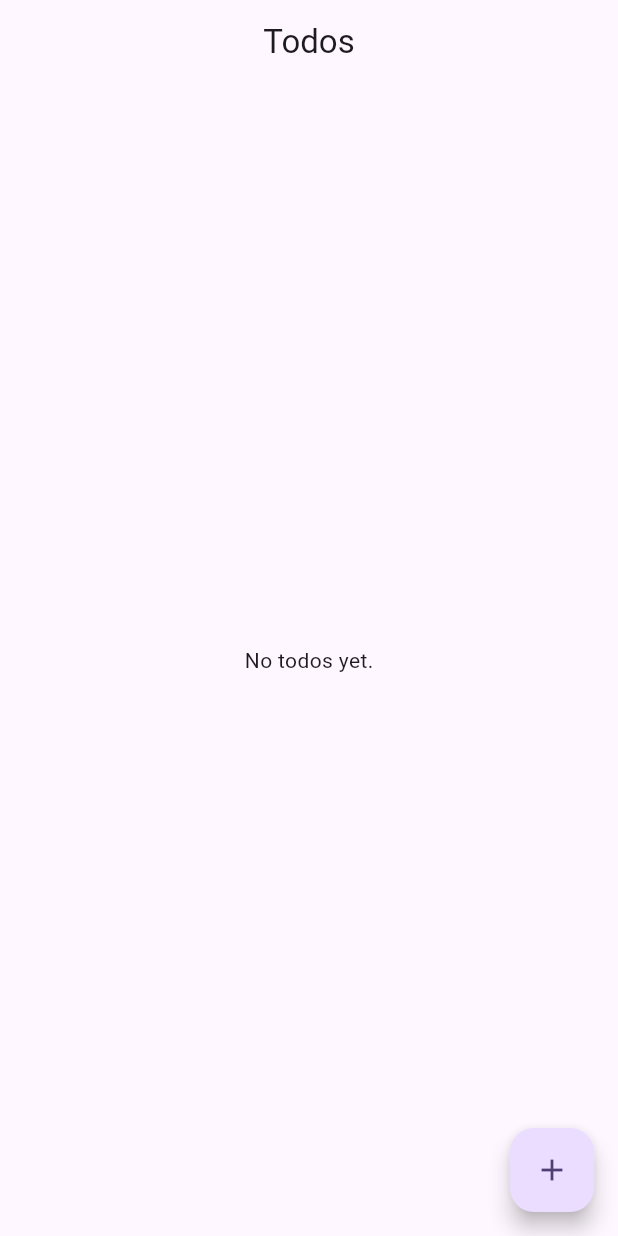
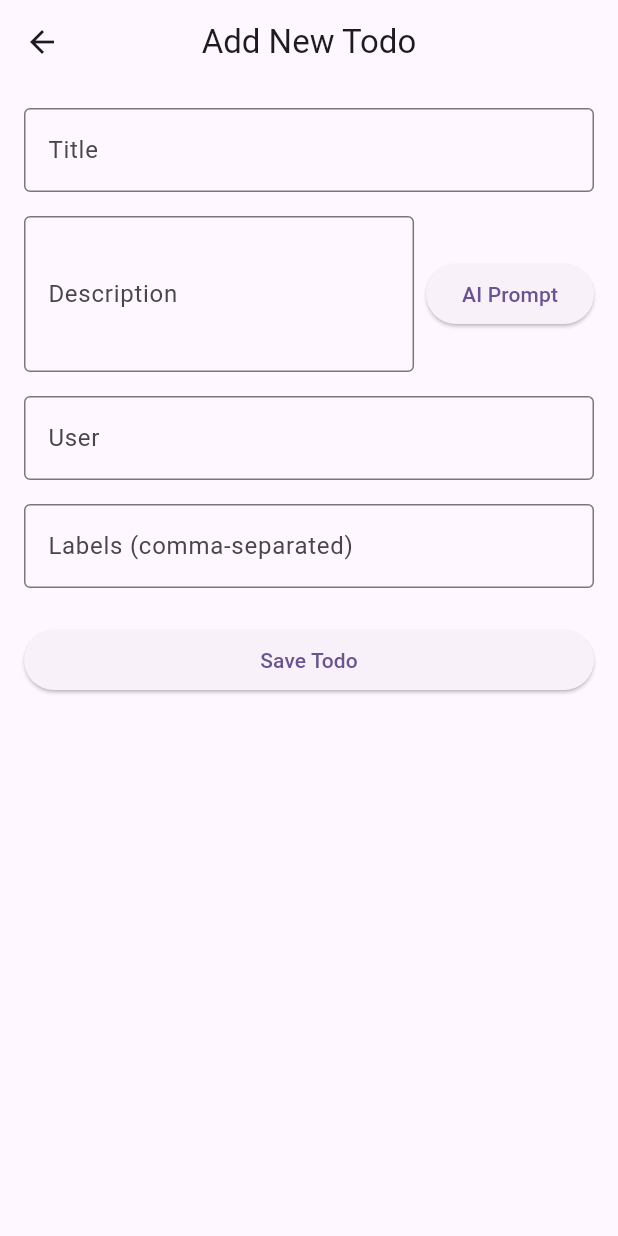
Before and after one commit to juanpipereira/clear_tasks, a Flutter app: the screen it shows after launch, after a tap on the "add" icon, on a phone screen of 412 x 824 dp. Run offline on Flutter 3.47's test engine with Material 3 defaults, Android fonts, the phone set to English and light mode, and no system bars; our stand-ins replace flutter_riverpod, hive, hive_flutter, riverpod_annotation; accounts and stored records are empty; generated files the repository leaves out were written again.

Commit message:
Implement todos list screen

```diff
--- a/lib/features/todos/domain/model/todo.dart
+++ b/lib/features/todos/domain/model/todo.dart
@@ -14,4 +14,22 @@ class Todo {
     required this.user,
     required this.labels,
   });
+
+  Todo copyWith({
+    String? id,
+    String? title,
+    bool? isCompleted,
+    String? description,
+    String? user,
+    List<String>? labels,
+  }) {
+    return Todo(
+      id: id ?? this.id,
+      title: title ?? this.title,
+      isCompleted: isCompleted ?? this.isCompleted,
+      description: description ?? this.description,
+      user: user ?? this.user,
+      labels: labels ?? this.labels,
+    );
+  }
 }
--- /dev/null
+++ b/lib/features/todos/presentation/screen/add_todo_screen.dart
@@ -0,0 +1,147 @@
+import 'package:clear_tasks/features/todos/domain/model/todo.dart';
+import 'package:clear_tasks/features/todos/presentation/provider/todos_provider.dart';
+import 'package:flutter/material.dart';
+import 'package:flutter_riverpod/flutter_riverpod.dart';
+
+class AddTodoScreen extends ConsumerStatefulWidget {
+  const AddTodoScreen({super.key});
+
+  @override
+  ConsumerState<AddTodoScreen> createState() => _AddTodoScreenState();
+}
+
+class _AddTodoScreenState extends ConsumerState<AddTodoScreen> {
+  final _formKey = GlobalKey<FormState>();
+  final _titleController = TextEditingController();
+  final _descriptionController = TextEditingController();
+  final _userController = TextEditingController();
+  final _labelsController = TextEditingController();
+  bool _useAiDescription = false;
+
+  @override
+  void dispose() {
+    _titleController.dispose();
+    _descriptionController.dispose();
+    _userController.dispose();
+    _labelsController.dispose();
+    super.dispose();
+  }
+
+  @override
+  Widget build(BuildContext context) {
+    return Scaffold(
+      appBar: AppBar(
+        title: const Text('Add New Todo'),
+        centerTitle: true,
+      ),
+      body: Padding(
+        padding: const EdgeInsets.all(16.0),
+        child: Form(
+          key: _formKey,
+          child: ListView(
+            children: [
+              TextFormField(
+                controller: _titleController,
+                decoration: const InputDecoration(
+                  labelText: 'Title',
+                  border: OutlineInputBorder(),
+                ),
+                validator: (value) {
+                  if (value == null || value.isEmpty) {
+                    return 'Please enter a title';
+                  }
+                  return null;
+                },
+              ),
+              const SizedBox(height: 16.0),
+              Row(
+                children: [
+                  Expanded(
+                    child: TextFormField(
+                      controller: _descriptionController,
+                      decoration: const InputDecoration(
+                        labelText: 'Description',
+                        border: OutlineInputBorder(),
+                      ),
+                      maxLines: 3,
+                      enabled: !_useAiDescription,
+                    ),
+                  ),
+                  const SizedBox(width: 8.0),
+                  ElevatedButton(
+                    onPressed: () {
+                      setState(() {
+                        _useAiDescription = !_useAiDescription;
+                      });
+                    },
+                    child: Text(_useAiDescription ? 'Manual' : 'AI Prompt'),
+                  ),
+                ],
+              ),
+              if (_useAiDescription)
+                Padding(
+                  padding: const EdgeInsets.only(top: 16.0),
+                  child: TextFormField(
+                    decoration: const InputDecoration(
+                      labelText: 'AI Prompt for Description',
+                      border: OutlineInputBorder(),
+                    ),
+                    maxLines: 3,
+                  ),
+                ),
+              const SizedBox(height: 16.0),
+              TextFormField(
+                controller: _userController,
+                decoration: const InputDecoration(
+                  labelText: 'User',
+                  border: OutlineInputBorder(),
+                ),
+                validator: (value) {
+                  if (value == null || value.isEmpty) {
+                    return 'Please enter a user';
+                  }
+                  return null;
+                },
+              ),
+              const SizedBox(height: 16.0),
+              TextFormField(
+                controller: _labelsController,
+                decoration: const InputDecoration(
+                  labelText: 'Labels (comma-separated)',
+                  border: OutlineInputBorder(),
+                ),
+              ),
+              const SizedBox(height: 24.0),
+              ElevatedButton(
+                onPressed: () {
+                  if (_formKey.currentState!.validate()) {
+                    final newTodo = Todo(
+                      id: DateTime.now().toIso8601String(),
+                      title: _titleController.text,
+                      isCompleted: false,
+                      description: _descriptionController.text,
+                      user: _userController.text,
+                      labels: _labelsController.text
+                          .split(',')
+                          .map((e) => e.trim())
+                          .where((s) => s.isNotEmpty)
+                          .toList(),
+                    );
+                    ref.read(todosNotifierProvider.notifier).add(newTodo);
+                    ScaffoldMessenger.of(context).showSnackBar(
+                      SnackBar(
+                        content: Text('Todo "${newTodo.title}" created'),
+                      ),
+                    );
+                    Navigator.of(context).pop();
+                  }
+                },
+                child: const Text('Save Todo'),
+              ),
+            ],
+          ),
+        ),
+      ),
+    );
+  }
+}
--- a/lib/features/todos/presentation/screen/todos_screen.dart
+++ b/lib/features/todos/presentation/screen/todos_screen.dart
@@ -1,21 +1,55 @@
+import 'package:clear_tasks/features/todos/presentation/provider/todos_provider.dart';
+import 'package:clear_tasks/features/todos/presentation/widget/todo_list_tile.dart';
 import 'package:flutter/material.dart';
+import 'package:clear_tasks/features/todos/presentation/screen/add_todo_screen.dart';
+import 'package:flutter_riverpod/flutter_riverpod.dart';
 
-class TodosScreen extends StatelessWidget {
+class TodosScreen extends ConsumerWidget {
   const TodosScreen({super.key});
 
   @override
-  Widget build(BuildContext context) {
+  Widget build(BuildContext context, WidgetRef ref) {
+    final todos = ref.watch(todosNotifierProvider);
+
     return Scaffold(
       appBar: AppBar(
         title: const Text('Todos'),
         centerTitle: true,
       ),
-      body: const Center(
-        child: Text('No todos yet.'),
+      body: todos.when(
+        data: (todoList) {
+          if (todoList.isEmpty) {
+            return const Center(
+              child: Text('No todos yet.'),
+            );
+          }
+          return ListView.builder(
+            itemCount: todoList.length,
+            itemBuilder: (context, index) {
+              final todo = todoList[index];
+              return TodoListTile(
+                todo: todo,
+                onDelete: () {
+                  ref.read(todosNotifierProvider.notifier).delete(todo.id);
+                },
+                onToggleComplete: (value) {
+                  ref
+                      .read(todosNotifierProvider.notifier)
+                      .updateTodo(todo.copyWith(isCompleted: value));
+                },
+              );
+            },
+          );
+        },
+        loading: () => const Center(child: CircularProgressIndicator()),
+        error: (_, __) =>
+            const Center(child: Text('Sorry, something went wrong.')),
       ),
       floatingActionButton: FloatingActionButton(
         onPressed: () {
-          // TODO: Implement add todo functionality
+          Navigator.of(context).push(MaterialPageRoute(
+            builder: (context) => const AddTodoScreen(),
+          ));
         },
         child: const Icon(Icons.add),
       ),
--- /dev/null
+++ b/lib/features/todos/presentation/widget/todo_list_tile.dart
@@ -0,0 +1,55 @@
+import 'package:clear_tasks/features/todos/domain/model/todo.dart';
+import 'package:flutter/material.dart';
+
+class TodoListTile extends StatelessWidget {
+  const TodoListTile({
+    super.key,
+    required this.todo,
+    required this.onDelete,
+    required this.onToggleComplete,
+  });
+
+  final Todo todo;
+  final VoidCallback onDelete;
+  final ValueChanged<bool?> onToggleComplete;
+
+  @override
+  Widget build(BuildContext context) {
+    return ListTile(
+      leading: Checkbox(
+        value: todo.isCompleted,
+        onChanged: onToggleComplete,
+      ),
+      title: Text(
+        todo.title,
+        style: TextStyle(
+          decoration: todo.isCompleted ? TextDecoration.lineThrough : null,
+        ),
+      ),
+      subtitle: Column(
+        crossAxisAlignment: CrossAxisAlignment.start,
+        children: [
+          Text(todo.user),
+          if (todo.description.isNotEmpty)
+            Padding(
+              padding: const EdgeInsets.only(top: 4.0),
+              child: Text(
+                'Description: ${todo.description}',
+                maxLines: 2,
+                overflow: TextOverflow.ellipsis,
+              ),
+            ),
+          if (todo.labels.isNotEmpty)
+            Padding(
+              padding: const EdgeInsets.only(top: 4.0),
+              child: Text('Labels: ${todo.labels.join(', ')}'),
+            ),
+        ],
+      ),
+      trailing: IconButton(
+        icon: const Icon(Icons.delete, color: Colors.red),
+        onPressed: onDelete,
+      ),
+    );
+  }
+}
```
Also changed, not shown: 3 other files.
